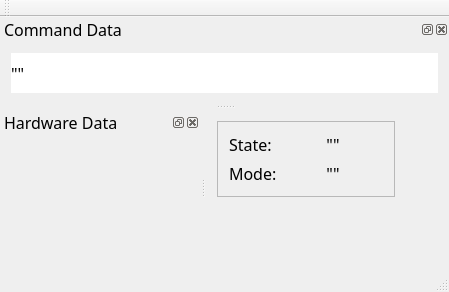
Before: the Qt Designer form src/mainwindow.ui in somabuggy2020/soma_move_driver, drawn with Qt 5.
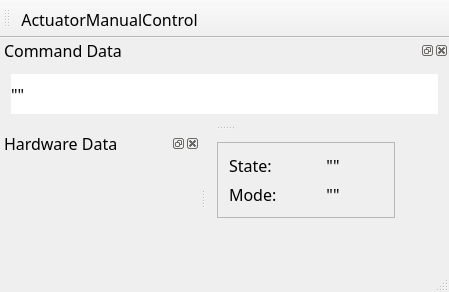
After: the same form once the commit is applied.

Commit message: Add Actuator Manual Control Panel

```diff
--- a/src/mainwindow.ui
+++ b/src/mainwindow.ui
@@ -127,6 +127,7 @@
    <attribute name="toolBarBreak">
     <bool>false</bool>
    </attribute>
+   <addaction name="actionActuatorManualControl"/>
   </widget>
   <widget class="QStatusBar" name="statusBar"/>
   <widget class="QDockWidget" name="dwHardwareInfoViewer">
@@ -266,6 +267,14 @@
     </layout>
    </widget>
   </widget>
+  <action name="actionActuatorManualControl">
+   <property name="checkable">
+    <bool>true</bool>
+   </property>
+   <property name="text">
+    <string>ActuatorManualControl</string>
+   </property>
+  </action>
  </widget>
  <layoutdefault spacing="6" margin="11"/>
  <resources/>
```
Left out of the diff: 2 changed lines with no effect on the pictures. The commit also changes 19 other files.
